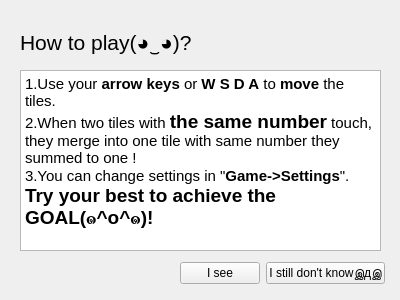
Before: the Qt Designer form howtoplay.ui in F74036344/2048, drawn with Qt 5.
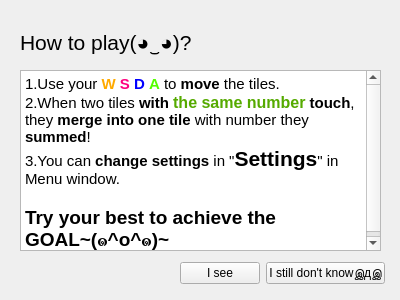
After: the same form once the commit is applied.

Diff of the .ui file:
```diff
--- a/howtoplay.ui
+++ b/howtoplay.ui
@@ -27,9 +27,11 @@
 &lt;html&gt;&lt;head&gt;&lt;meta name=&quot;qrichtext&quot; content=&quot;1&quot; /&gt;&lt;style type=&quot;text/css&quot;&gt;
 p, li { white-space: pre-wrap; }
 &lt;/style&gt;&lt;/head&gt;&lt;body style=&quot; font-family:'PMingLiU'; font-size:9pt; font-weight:400; font-style:normal;&quot;&gt;
-&lt;p style=&quot; margin-top:0px; margin-bottom:0px; margin-left:0px; margin-right:0px; -qt-block-indent:0; text-indent:0px;&quot;&gt;&lt;span style=&quot; font-size:11pt;&quot;&gt;1.Use your &lt;/span&gt;&lt;span style=&quot; font-size:11pt; font-weight:600;&quot;&gt;arrow keys&lt;/span&gt;&lt;span style=&quot; font-size:11pt;&quot;&gt; or &lt;/span&gt;&lt;span style=&quot; font-size:11pt; font-weight:600;&quot;&gt;W S D A&lt;/span&gt;&lt;span style=&quot; font-size:11pt;&quot;&gt; to &lt;/span&gt;&lt;span style=&quot; font-size:11pt; font-weight:600;&quot;&gt;move&lt;/span&gt;&lt;span style=&quot; font-size:11pt;&quot;&gt; the tiles. &lt;/span&gt;&lt;/p&gt;
-&lt;p style=&quot; margin-top:0px; margin-bottom:0px; margin-left:0px; margin-right:0px; -qt-block-indent:0; text-indent:0px;&quot;&gt;&lt;span style=&quot; font-size:11pt;&quot;&gt;2.When two tiles with &lt;/span&gt;&lt;span style=&quot; font-size:14pt; font-weight:600;&quot;&gt;the same number&lt;/span&gt;&lt;span style=&quot; font-size:11pt;&quot;&gt; touch, they merge into one tile with same number they summed to one !&lt;/span&gt;&lt;/p&gt;
-&lt;p style=&quot; margin-top:0px; margin-bottom:0px; margin-left:0px; margin-right:0px; -qt-block-indent:0; text-indent:0px;&quot;&gt;&lt;span style=&quot; font-size:11pt;&quot;&gt;3.You can change settings in &amp;quot;&lt;/span&gt;&lt;span style=&quot; font-size:11pt; font-weight:600;&quot;&gt;Game-&amp;gt;Settings&lt;/span&gt;&lt;span style=&quot; font-size:11pt;&quot;&gt;&amp;quot;. &lt;/span&gt;&lt;span style=&quot; font-size:14pt; font-weight:600;&quot;&gt;Try your best to achieve the GOAL(๑^o^๑)!&lt;/span&gt;&lt;/p&gt;&lt;/body&gt;&lt;/html&gt;</string>
+&lt;p style=&quot; margin-top:0px; margin-bottom:0px; margin-left:0px; margin-right:0px; -qt-block-indent:0; text-indent:0px;&quot;&gt;&lt;span style=&quot; font-size:11pt;&quot;&gt;1.Use your &lt;/span&gt;&lt;span style=&quot; font-size:11pt; font-weight:600; color:#ffaa00;&quot;&gt;W&lt;/span&gt;&lt;span style=&quot; font-size:11pt; font-weight:600;&quot;&gt; &lt;/span&gt;&lt;span style=&quot; font-size:11pt; font-weight:600; color:#ff007f;&quot;&gt;S&lt;/span&gt;&lt;span style=&quot; font-size:11pt; font-weight:600;&quot;&gt; &lt;/span&gt;&lt;span style=&quot; font-size:11pt; font-weight:600; color:#0000ff;&quot;&gt;D&lt;/span&gt;&lt;span style=&quot; font-size:11pt; font-weight:600;&quot;&gt; &lt;/span&gt;&lt;span style=&quot; font-size:11pt; font-weight:600; color:#55ff00;&quot;&gt;A&lt;/span&gt;&lt;span style=&quot; font-size:11pt;&quot;&gt; to &lt;/span&gt;&lt;span style=&quot; font-size:11pt; font-weight:600;&quot;&gt;move&lt;/span&gt;&lt;span style=&quot; font-size:11pt;&quot;&gt; the tiles. &lt;/span&gt;&lt;/p&gt;
+&lt;p style=&quot; margin-top:0px; margin-bottom:0px; margin-left:0px; margin-right:0px; -qt-block-indent:0; text-indent:0px;&quot;&gt;&lt;span style=&quot; font-size:11pt;&quot;&gt;2.When two tiles &lt;/span&gt;&lt;span style=&quot; font-size:11pt; font-weight:600;&quot;&gt;with &lt;/span&gt;&lt;span style=&quot; font-size:12pt; font-weight:600; color:#55aa00;&quot;&gt;the same number&lt;/span&gt;&lt;span style=&quot; font-size:11pt; font-weight:600;&quot;&gt; touch&lt;/span&gt;&lt;span style=&quot; font-size:11pt;&quot;&gt;, they &lt;/span&gt;&lt;span style=&quot; font-size:11pt; font-weight:600;&quot;&gt;merge into one tile&lt;/span&gt;&lt;span style=&quot; font-size:11pt;&quot;&gt; with number they &lt;/span&gt;&lt;span style=&quot; font-size:11pt; font-weight:600;&quot;&gt;summed&lt;/span&gt;&lt;span style=&quot; font-size:11pt;&quot;&gt;!&lt;/span&gt;&lt;/p&gt;
+&lt;p style=&quot; margin-top:0px; margin-bottom:0px; margin-left:0px; margin-right:0px; -qt-block-indent:0; text-indent:0px;&quot;&gt;&lt;span style=&quot; font-size:11pt;&quot;&gt;3.You can&lt;/span&gt;&lt;span style=&quot; font-size:11pt; font-weight:600;&quot;&gt; change settings&lt;/span&gt;&lt;span style=&quot; font-size:11pt;&quot;&gt; in &amp;quot;&lt;/span&gt;&lt;span style=&quot; font-size:16pt; font-weight:600;&quot;&gt;Settings&lt;/span&gt;&lt;span style=&quot; font-size:11pt;&quot;&gt;&amp;quot; in Menu window. &lt;/span&gt;&lt;/p&gt;
+&lt;p style=&quot;-qt-paragraph-type:empty; margin-top:0px; margin-bottom:0px; margin-left:0px; margin-right:0px; -qt-block-indent:0; text-indent:0px; font-size:11pt;&quot;&gt;&lt;br /&gt;&lt;/p&gt;
+&lt;p style=&quot; margin-top:0px; margin-bottom:0px; margin-left:0px; margin-right:0px; -qt-block-indent:0; text-indent:0px;&quot;&gt;&lt;span style=&quot; font-size:14pt; font-weight:600;&quot;&gt;Try your best to achieve the GOAL~(๑^o^๑)~&lt;/span&gt;&lt;/p&gt;&lt;/body&gt;&lt;/html&gt;</string>
    </property>
   </widget>
   <widget class="QLabel" name="label">
```
